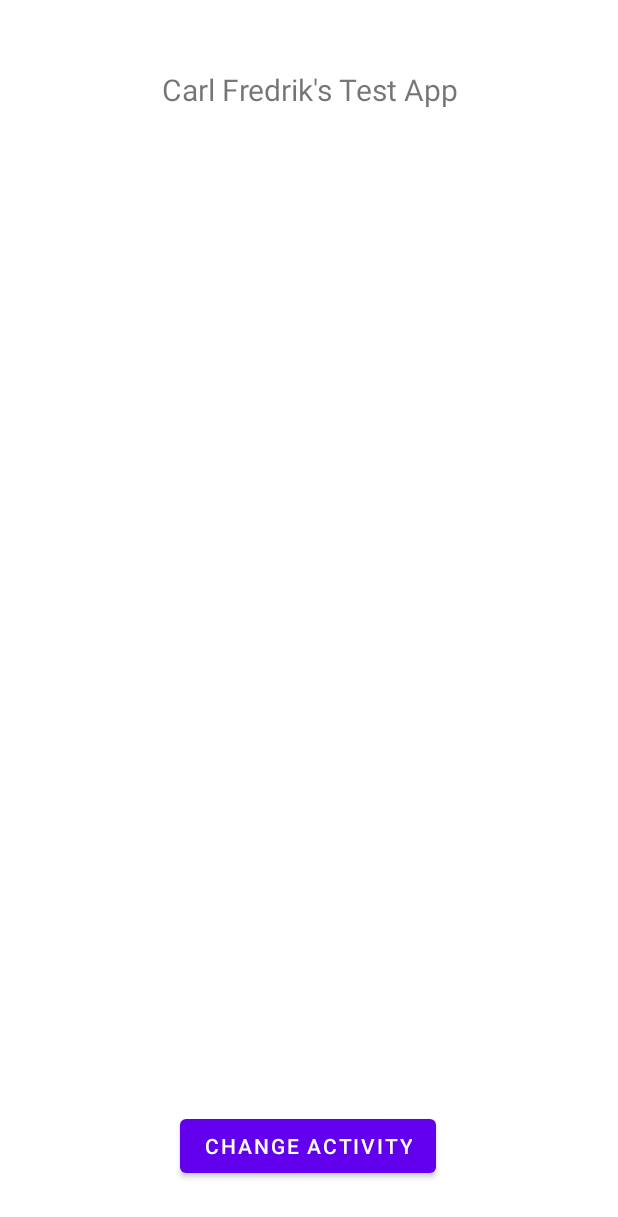
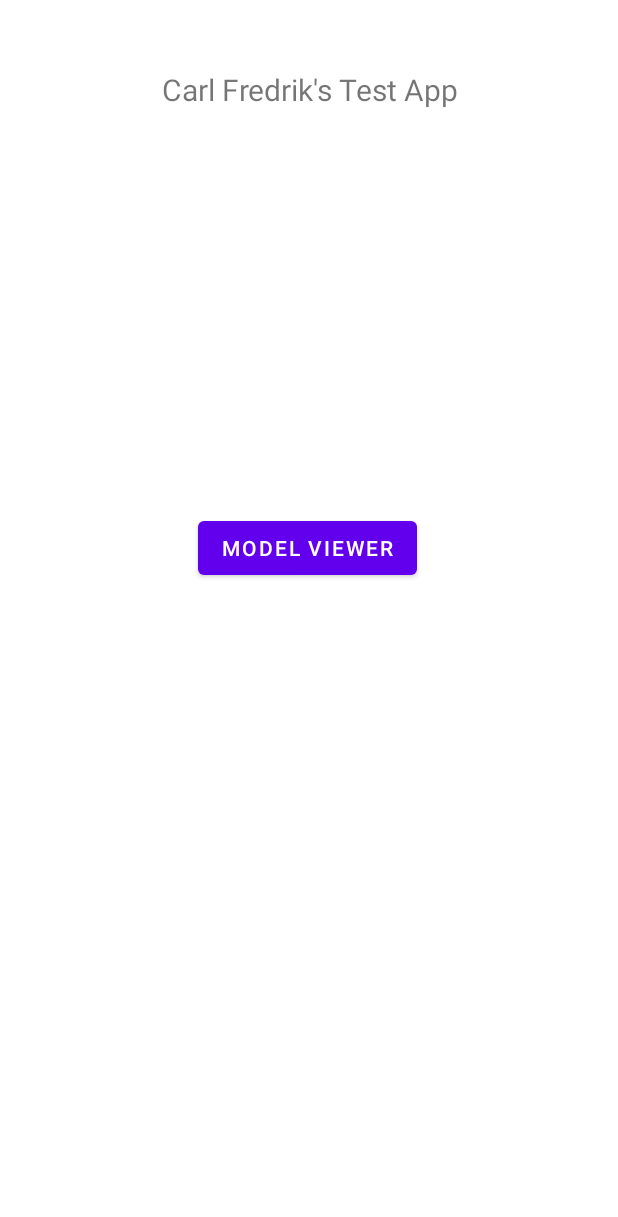
Before and after one commit to CarlFredrikAhl/FirstTestApp, an Android app: the layout activity_main.xml on its own in the app's theme, with its tools: preview values and no code run, on a phone screen of 412 x 824 dp. Shown: the top 1217 px of the screen. Run offline under Robolectric (Android 15) with nearby library versions, the phone set to English and light mode, and no system bars.

Commit message:
Added model viewer

```diff
--- a/app/src/main/res/layout/activity_main.xml
+++ b/app/src/main/res/layout/activity_main.xml
@@ -30,23 +30,12 @@
         android:layout_width="wrap_content"
         android:layout_height="wrap_content"
         android:layout_marginTop="220dp"
-        android:text="Change Activity"
+        android:text="Model Viewer"
         app:layout_constraintBottom_toBottomOf="parent"
         app:layout_constraintEnd_toEndOf="parent"
         app:layout_constraintHorizontal_bias="0.497"
         app:layout_constraintStart_toStartOf="parent"
         app:layout_constraintTop_toBottomOf="@+id/textView"
-        app:layout_constraintVertical_bias="0.924" />
-
-    <ListView
-        android:id="@+id/listView"
-        android:layout_width="match_parent"
-        android:layout_height="485dp"
-        android:layout_marginStart="16dp"
-        android:layout_marginEnd="16dp"
-        app:layout_constraintBottom_toTopOf="@+id/changeActBtn"
-        app:layout_constraintEnd_toEndOf="parent"
-        app:layout_constraintStart_toStartOf="parent"
-        app:layout_constraintTop_toBottomOf="@+id/textView" />
+        app:layout_constraintVertical_bias="0.078" />
 
 </androidx.constraintlayout.widget.ConstraintLayout>
```
Also changed, not shown: app/build.gradle (+5 -2 lines), app/src/main/AndroidManifest.xml (+13 -0 lines), app/src/main/java/com/example/firsttestapp/MainActivity.java (+8 -47 lines), app/src/main/res/layout/activity_2.xml (+8 -15 lines), app/libs/connectiq.jar (deleted).
